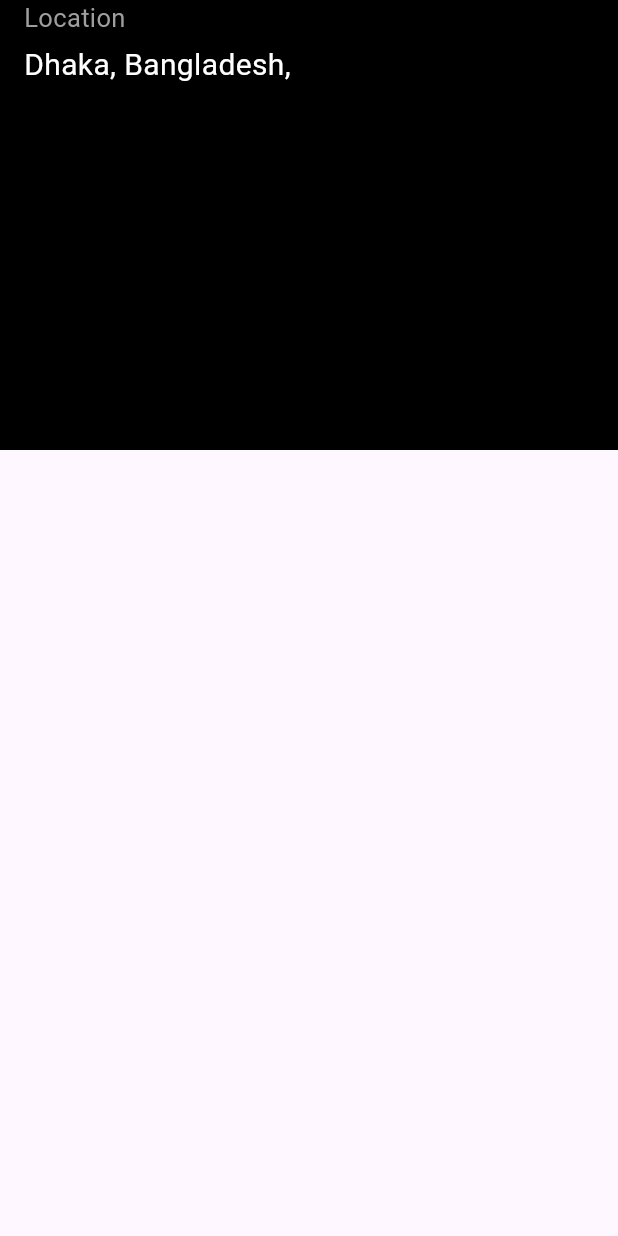
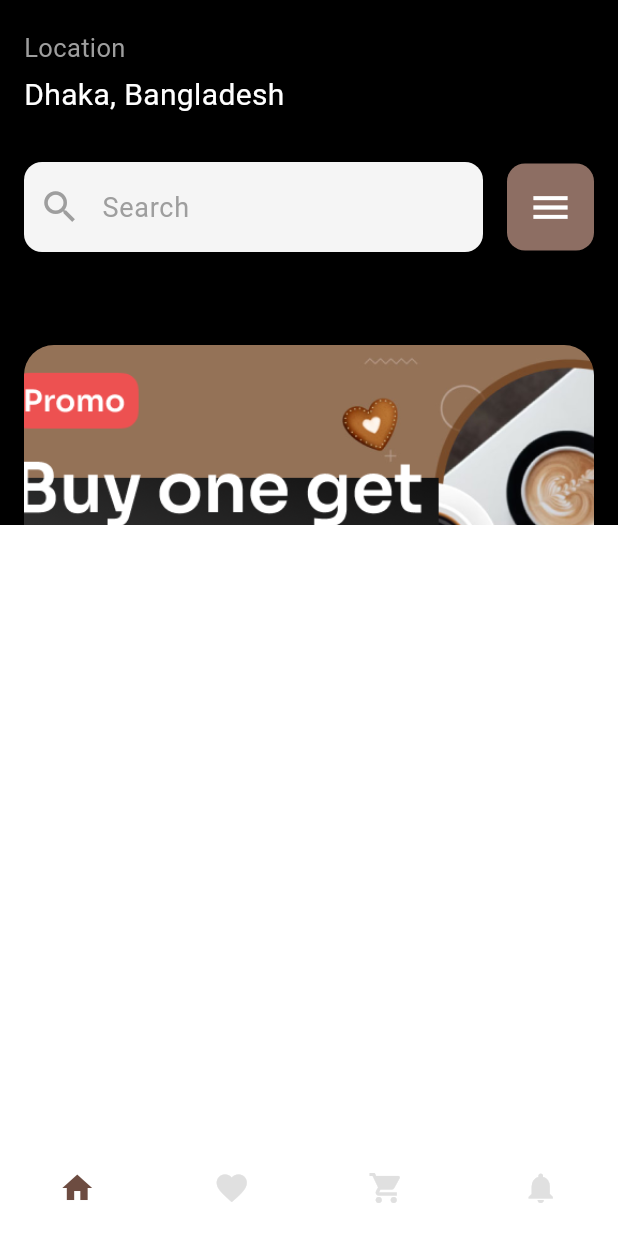
Before and after one commit to iamfarazbaloch/ui_app, a Flutter app: the screen it shows after launch, after a tap on "Get started", on a phone screen of 412 x 824 dp. Run offline on Flutter 3.47's test engine with Material 3 defaults, Android fonts, the phone set to English and light mode, and no system bars; our stand-ins replace gap, google_fonts.

Commit message:
adding nav bar and and pages

```diff
--- /dev/null
+++ b/lib/pages/app_main_page.dart
@@ -0,0 +1,66 @@
+import 'package:flutter/material.dart';
+import 'package:ui_app/pages/cart_page.dart';
+import 'package:ui_app/pages/favourite_page.dart';
+import 'package:ui_app/pages/home_page.dart';
+import 'package:ui_app/pages/notification_page.dart';
+
+class AppMainPage extends StatefulWidget {
+  const AppMainPage({super.key});
+
+  @override
+  State<AppMainPage> createState() => _AppMainPageState();
+}
+
+class _AppMainPageState extends State<AppMainPage> {
+  int currentIndex = 0;
+
+  final List<Widget> pages = const [
+    HomePage(),
+    FavouritePage(),
+    CartPage(),
+    NotificationPage(),
+  ];
+
+  @override
+  Widget build(BuildContext context) {
+    return Scaffold(
+      body: IndexedStack(
+        index: currentIndex,
+        children: pages,
+      ),
+      bottomNavigationBar: BottomNavigationBar(
+        elevation: 0,
+        currentIndex: currentIndex,
+        type: BottomNavigationBarType.fixed,
+        backgroundColor: Colors.white,
+        selectedItemColor: Colors.brown.shade600,
+        unselectedItemColor: Colors.grey.shade300,
+        showSelectedLabels: false,
+        showUnselectedLabels: false,
+        onTap: (value) {
+          setState(() {
+            currentIndex = value;
+          });
+        },
+        items: const [
+          BottomNavigationBarItem(
+            icon: Icon(Icons.home),
+            label: '',
+          ),
+          BottomNavigationBarItem(
+            icon: Icon(Icons.favorite),
+            label: '',
+          ),
+          BottomNavigationBarItem(
+            icon: Icon(Icons.shopping_cart),
+            label: 'Notifications',
+          ),
+          BottomNavigationBarItem(
+            icon: Icon(Icons.notifications),
+            label: 'Profile',
+          ),
+        ],
+      ),
+    );
+  }
+}
--- /dev/null
+++ b/lib/pages/cart_page.dart
@@ -0,0 +1,10 @@
+import 'package:flutter/material.dart';
+
+class CartPage extends StatelessWidget {
+  const CartPage({super.key});
+
+  @override
+  Widget build(BuildContext context) {
+    return Scaffold(body: Center(child: Text('Cart Page')));
+  }
+}
--- /dev/null
+++ b/lib/pages/favourite_page.dart
@@ -0,0 +1,12 @@
+import 'package:flutter/material.dart';
+
+class FavouritePage extends StatelessWidget {
+  const FavouritePage({super.key});
+
+  @override
+  Widget build(BuildContext context) {
+    return Scaffold(
+      body: Center(child: Text('Favourite Page')),
+    );
+  }
+}
--- a/lib/pages/home_page.dart
+++ b/lib/pages/home_page.dart
@@ -1,5 +1,6 @@
 import 'package:flutter/material.dart';
 import 'package:gap/gap.dart';
+import 'package:ui_app/widgets/search_field.dart';
 
 class HomePage extends StatefulWidget {
   const HomePage({super.key});
@@ -12,15 +13,19 @@ class _HomePageState extends State<HomePage> {
   @override
   Widget build(BuildContext context) {
     return Scaffold(
+      backgroundColor: Colors.white,
       body: Stack(
         children: [
           Container(
-            height: 300,
+            height: 350,
             width: double.infinity,
-            decoration: BoxDecoration(color: Colors.black),
+            color: Colors.black,
             child: SafeArea(
               child: Padding(
-                padding: const EdgeInsets.only(left: 16.0),
+                padding: const EdgeInsets.symmetric(
+                  horizontal: 16.0,
+                  vertical: 20,
+                ),
                 child: Column(
                   crossAxisAlignment:
                       CrossAxisAlignment.start,
@@ -32,17 +37,33 @@ class _HomePageState extends State<HomePage> {
                         fontSize: 17,
                       ),
                     ),
-                    Gap(5),
-                    Text(
-                      'Dhaka, Bangladesh,',
+                    const Gap(5),
+                    const Text(
+                      'Dhaka, Bangladesh',
                       style: TextStyle(
                         color: Colors.white,
                         fontSize: 20,
                       ),
                     ),
-                    Gap(20),
+                    const Gap(30),
+                    const SearchField(),
                   ],
                 ),
+              ),
+            ),
+          ),
+          Positioned(
+            top:
+                230, // Adjust the top value to move the image outside
+            left: 16,
+            right: 16,
+            child: ClipRRect(
+              borderRadius: BorderRadius.circular(20),
+              child: Image.asset(
+                'assets/images/banner.png',
+                height:
+                    200, // Increased height for visibility outside
+                fit: BoxFit.cover,
               ),
             ),
           ),
--- /dev/null
+++ b/lib/pages/notification_page.dart
@@ -0,0 +1,12 @@
+import 'package:flutter/material.dart';
+
+class NotificationPage extends StatelessWidget {
+  const NotificationPage({super.key});
+
+  @override
+  Widget build(BuildContext context) {
+    return Scaffold(
+      body: Center(child: Text('Notification Page')),
+    );
+  }
+}
--- a/lib/pages/welcome_page.dart
+++ b/lib/pages/welcome_page.dart
@@ -1,5 +1,5 @@
 import 'package:flutter/material.dart';
-import 'package:ui_app/pages/home_page.dart';
+import 'package:ui_app/pages/app_main_page.dart';
 
 class WelcomePage extends StatelessWidget {
   const WelcomePage({super.key});
@@ -64,7 +64,7 @@ class WelcomePage extends StatelessWidget {
       onTap: () {
         Navigator.pushReplacement(
           context,
-          MaterialPageRoute(builder: (_) => HomePage()),
+          MaterialPageRoute(builder: (_) => AppMainPage()),
         );
       },
       child: Container(
--- a/lib/widgets/search_field.dart
+++ b/lib/widgets/search_field.dart
@@ -5,23 +5,50 @@ class SearchField extends StatelessWidget {
 
   @override
   Widget build(BuildContext context) {
-    return Container(
-      height: 50,
+    return Row(
+      children: [
+        Expanded(
+          child: Container(
+            height: 60,
             decoration: BoxDecoration(
-        color: Colors.white,
-        borderRadius: BorderRadius.circular(20),
+              color: Colors.grey[100],
+              borderRadius: BorderRadius.circular(12),
             ),
+            alignment: Alignment.center,
             child: TextField(
               decoration: InputDecoration(
                 border: InputBorder.none,
                 prefixIcon: const Icon(
                   Icons.search,
                   color: Colors.grey,
+                  size: 28,
                 ),
                 hintText: 'Search',
-          hintStyle: const TextStyle(color: Colors.grey),
+                hintStyle: const TextStyle(
+                  color: Colors.grey,
+                  fontSize: 18,
+                ),
+                contentPadding: const EdgeInsets.symmetric(
+                  vertical: 16,
                 ),
               ),
+            ),
+          ),
+        ),
+        const SizedBox(width: 16),
+        Container(
+          padding: const EdgeInsets.all(14),
+          decoration: BoxDecoration(
+            color: Colors.brown.shade400,
+            borderRadius: BorderRadius.circular(12),
+          ),
+          child: const Icon(
+            Icons.menu,
+            size: 30,
+            color: Colors.white,
+          ),
+        ),
+      ],
     );
   }
 }
```
Lines whose indentation alone changed are shown as unchanged.
